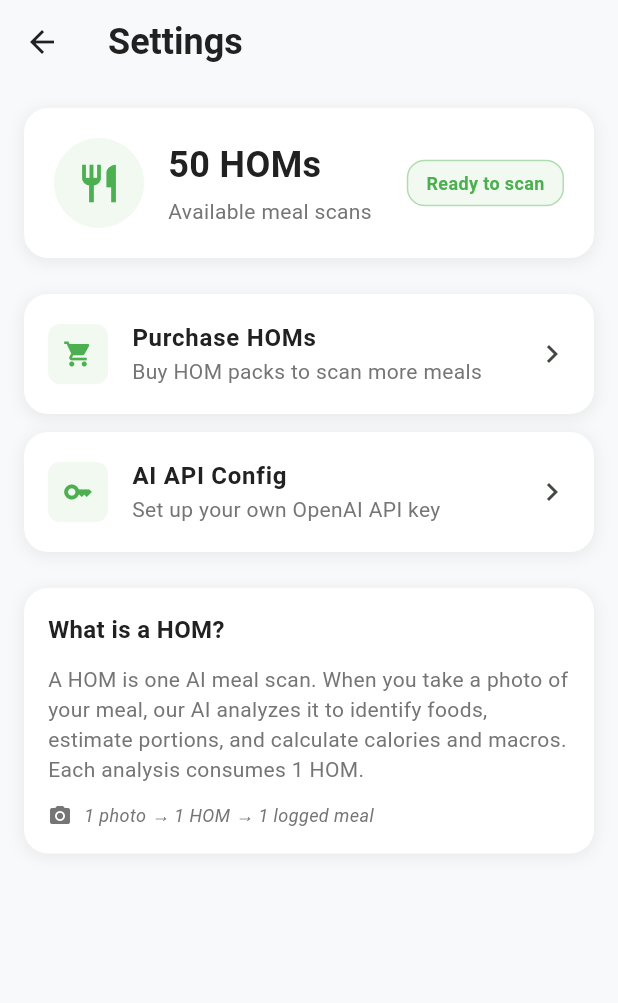
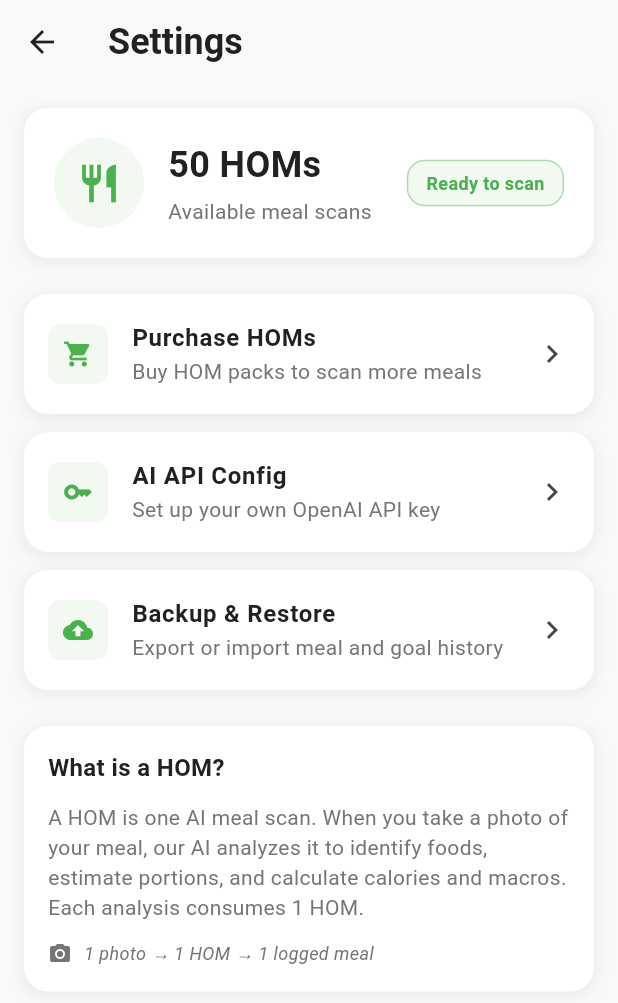
Before and after one commit to wernerliechti/homhom, a Flutter app: the screen it shows after launch, scrolled down 202 dp, after a tap on the "settings" icon, on a phone screen of 412 x 824 dp. Shown: the top 1003 px of the screen. Run offline on Flutter 3.47's test engine with Material 3 defaults, Android fonts, the phone set to English and light mode, and no system bars; our stand-ins replace cloud_firestore, cloud_functions, firebase_auth, firebase_core, flutter_secure_storage, image_picker and 2 more; missing offline and left inert: file_selector; accounts and stored records are empty.

Commit message:
feat: integrate backup screen into app navigation
- Add BackupScreen route to main.dart
- Add BackupProvider to MultiProvider
- Add 'Backup & Restore' tile to NewSettingsScreen
- Users can now access backup/restore via Settings → Backup & Restore
- Mobile-only feature accessible from settings menu

```diff
--- a/lib/main.dart
+++ b/lib/main.dart
@@ -6,8 +6,10 @@
 import 'providers/nutrition_provider.dart';
 import 'providers/hom_provider.dart';
 import 'providers/firebase_provider.dart';
+import 'providers/backup_provider.dart';
 import 'screens/splash_screen.dart';
 import 'screens/home_screen.dart';
+import 'screens/backup_screen.dart';
 
 void main() async {
   WidgetsFlutterBinding.ensureInitialized();
@@ -41,6 +43,9 @@
         ChangeNotifierProvider(
           create: (_) => HomProvider()..initialize(),
         ),
+        ChangeNotifierProvider(
+          create: (_) => BackupProvider(),
+        ),
       ],
       child: MaterialApp(
         title: 'HomHom',
@@ -50,6 +55,7 @@
         routes: {
           '/': (context) => const SplashScreen(),
           '/home': (context) => const HomeScreen(),
+          '/backup': (context) => const BackupScreen(),
         },
       ),
     );
--- a/lib/screens/new_settings_screen.dart
+++ b/lib/screens/new_settings_screen.dart
@@ -5,6 +5,7 @@
 
 import '../screens/purchase_homs_screen.dart';
 import '../screens/api_config_screen.dart';
+import '../screens/backup_screen.dart';
 
 class NewSettingsScreen extends StatelessWidget {
   const NewSettingsScreen({super.key});
@@ -216,6 +217,23 @@
             );
           },
         ),
+
+        const SizedBox(height: 12),
+
+        // Backup & Restore
+        _buildSettingsTile(
+          icon: Icons.backup,
+          title: 'Backup & Restore',
+          subtitle: 'Export or import meal and goal history',
+          trailing: const Icon(Icons.chevron_right),
+          onTap: () {
+            Navigator.of(context).push(
+              MaterialPageRoute(
+                builder: (context) => const BackupScreen(),
+              ),
+            );
+          },
+        ),
       ],
     );
   }
```
